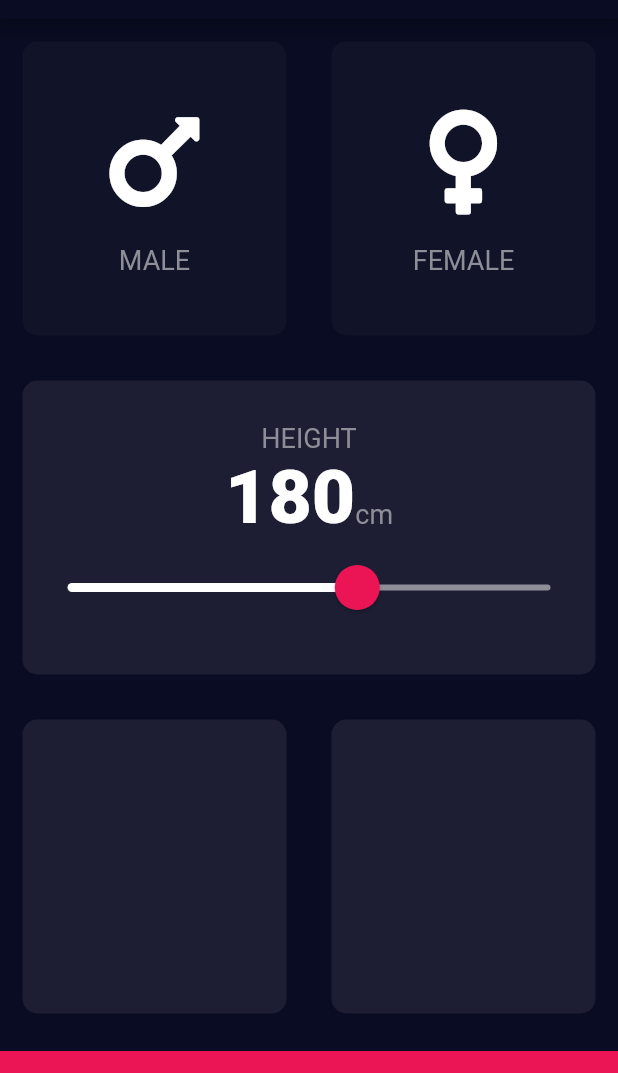
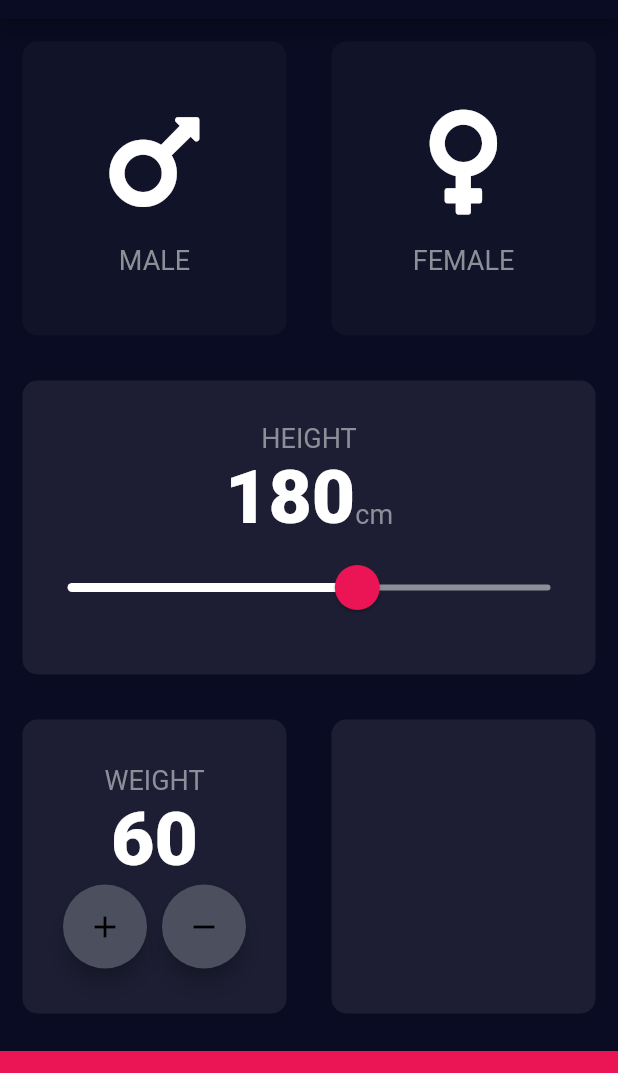
Before and after one commit to bhavikvashi1804/bmi-calculator-flutter, a Flutter app: the screen it shows after launch, on a phone screen of 412 x 824 dp, the part 65-1138 px from its top. Run offline on Flutter 3.47's test engine with Material 2 defaults, Android fonts, the phone set to English and light mode, and no system bars; our stand-ins replace font_awesome_flutter.

Commit message:
Weight using FAB

```diff
--- a/lib/input_page.dart
+++ b/lib/input_page.dart
@@ -14,6 +14,7 @@ class InputPage extends StatefulWidget {
 class _InputPageState extends State<InputPage> {
   Gender selectedGender;
   int height = 180;
+  int weight = 60;
 
   @override
   Widget build(BuildContext context) {
@@ -120,6 +121,35 @@ class _InputPageState extends State<InputPage> {
                 Expanded(
                   child: ReusableCard(
                     bgcolor: kActiveCardColor,
+                    cardChild: Column(
+                      mainAxisAlignment: MainAxisAlignment.center,
+                      children: <Widget>[
+                        Text(
+                          'WEIGHT',
+                          style: kLabelTextStyle,
+                        ),
+                        Text(
+                          weight.toString(),
+                          style: kNoTextStyle,
+                        ),
+                        Row(
+                          mainAxisAlignment: MainAxisAlignment.center,
+                          children: <Widget>[
+                            FloatingActionButton(
+                              child: Icon(Icons.add),
+                              backgroundColor: Color(0xFF4C4F5E),
+                            ),
+                            SizedBox(
+                              width: 10.0,
+                            ),
+                            FloatingActionButton(
+                              child: Icon(Icons.remove),
+                              backgroundColor: Color(0xFF4C4F5E),
+                            )
+                          ],
+                        ),
+                      ],
+                    ),
                   ),
                 ),
                 Expanded(
```
